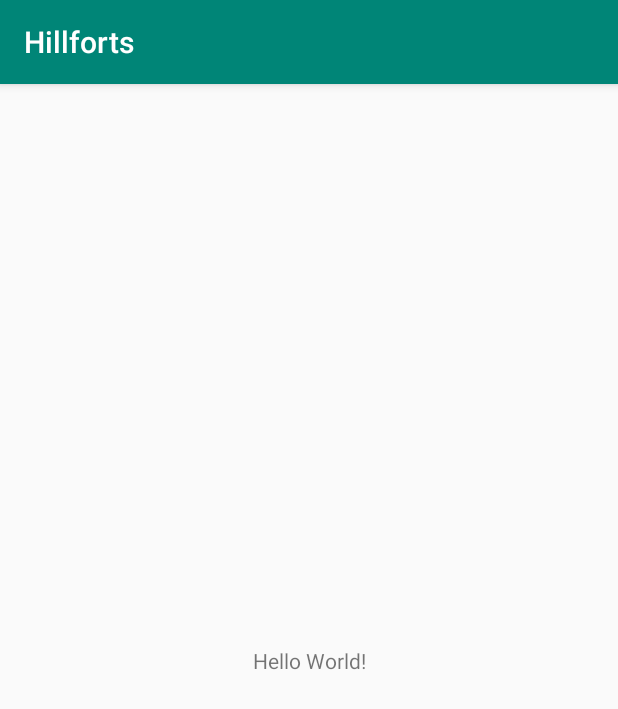
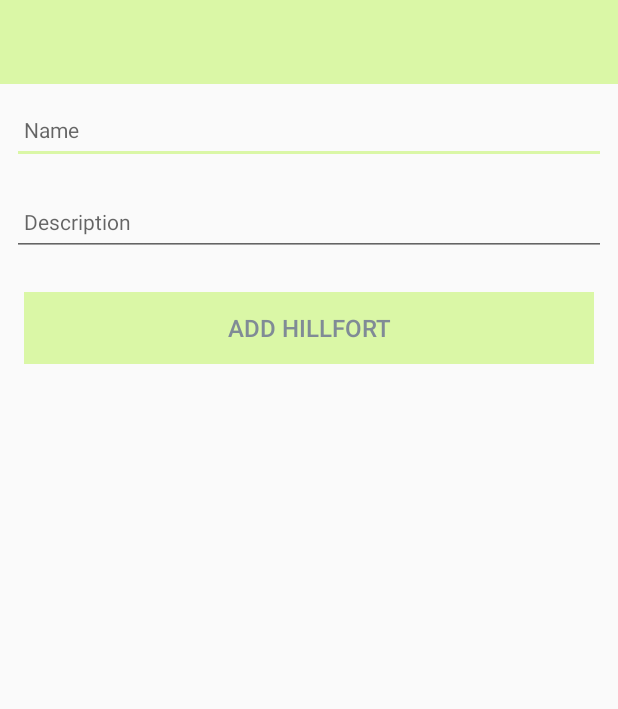
Before and after one commit to edyta-sleziak/Hillforts, an Android app: the screen it shows after launch (HillfortActivity), on a phone screen of 412 x 824 dp. Shown: the top 709 px of the screen. Run offline under Robolectric (Android 15) with nearby library versions, the phone set to English and light mode, and no system bars; 1 statement that could not run was skipped.

Commit message:
Adding new hillforts functionality (hillfortActivity) Added HillfortModel  (name, description) Updates in layout and values

```diff
--- a/app/build.gradle
+++ b/app/build.gradle
@@ -30,6 +30,7 @@ dependencies {
     implementation 'androidx.core:core-ktx:1.1.0'
     implementation 'androidx.constraintlayout:constraintlayout:1.1.3'
     implementation 'org.jetbrains.anko:anko-commons:0.10.8'
+    implementation 'com.google.android.material:material:1.0.0'
     testImplementation 'junit:junit:4.12'
     androidTestImplementation 'androidx.test.ext:junit:1.1.1'
     androidTestImplementation 'androidx.test.espresso:espresso-core:3.2.0'
--- a/app/src/main/AndroidManifest.xml
+++ b/app/src/main/AndroidManifest.xml
@@ -9,7 +9,7 @@
         android:roundIcon="@mipmap/ic_launcher_round"
         android:supportsRtl="true"
         android:theme="@style/AppTheme">
-        <activity android:name=".HillfortActivity">
+        <activity android:name=".activities.HillfortActivity">
             <intent-filter>
                 <action android:name="android.intent.action.MAIN" />
 
--- a/app/src/main/java/org/wit/hillforts/HillfortActivity.kt
+++ /dev/null
@@ -1,15 +0,0 @@
-package org.wit.hillforts
-
-import androidx.appcompat.app.AppCompatActivity
-import android.os.Bundle
-import org.jetbrains.anko.AnkoLogger
-import org.jetbrains.anko.info
-
-class HillfortActivity : AppCompatActivity(), AnkoLogger {
-
-  override fun onCreate(savedInstanceState: Bundle?) {
-    super.onCreate(savedInstanceState)
-    setContentView(R.layout.activity_hillfort)
-    info("Hillfort acrivity started")
-  }
-}
--- /dev/null
+++ b/app/src/main/java/org/wit/hillforts/activities/HillfortActivity.kt
@@ -0,0 +1,37 @@
+package org.wit.hillforts.activities
+
+import androidx.appcompat.app.AppCompatActivity
+import android.os.Bundle
+import kotlinx.android.synthetic.main.activity_hillfort.*
+import org.jetbrains.anko.AnkoLogger
+import org.jetbrains.anko.info
+import org.jetbrains.anko.toast
+import org.wit.hillforts.R
+import org.wit.hillforts.models.HillfortModel
+
+class HillfortActivity : AppCompatActivity(), AnkoLogger {
+
+  var hillfort = HillfortModel()
+  val hillforts = ArrayList<HillfortModel>()
+
+  override fun onCreate(savedInstanceState: Bundle?) {
+    super.onCreate(savedInstanceState)
+    setContentView(R.layout.activity_hillfort)
+    info("Hillfort acrivity started")
+
+    btnAdd.setOnClickListener() {
+      val hillfortName = HillfortName.text.toString()
+      val hillfortDescription = HillfortDescription.text.toString()
+      if (hillfortName.isNotEmpty()) {
+        info("Add Button Pressed: $hillfort")
+        hillfort.name = hillfortName
+        hillfort.description = hillfortDescription
+        hillforts.add(hillfort.copy())
+        info("$hillforts")
+      }
+      else {
+        toast ("Please enter all details")
+      }
+    }
+  }
+}
--- /dev/null
+++ b/app/src/main/java/org/wit/hillforts/models/HillfortModel.kt
@@ -0,0 +1,4 @@
+package org.wit.hillforts.models
+
+data class HillfortModel(var name: String = "",
+                         var description: String = "")
--- a/app/src/main/res/layout/activity_hillfort.xml
+++ b/app/src/main/res/layout/activity_hillfort.xml
@@ -4,15 +4,85 @@
     xmlns:tools="http://schemas.android.com/tools"
     android:layout_width="match_parent"
     android:layout_height="match_parent"
-    tools:context=".HillfortActivity">
+    tools:context=".activities.HillfortActivity">
 
-    <TextView
-        android:layout_width="wrap_content"
+    <RelativeLayout
+        android:layout_width="match_parent"
         android:layout_height="wrap_content"
-        android:text="Hello World!"
         app:layout_constraintBottom_toBottomOf="parent"
-        app:layout_constraintLeft_toLeftOf="parent"
-        app:layout_constraintRight_toRightOf="parent"
-        app:layout_constraintTop_toTopOf="parent" />
+        app:layout_constraintTop_toTopOf="parent">
+
+        <com.google.android.material.appbar.AppBarLayout
+            android:id="@+id/appBarLayout"
+            android:layout_width="match_parent"
+            android:layout_height="wrap_content"
+            android:background="@color/colorAccent"
+            android:fitsSystemWindows="true"
+            app:elevation="0dip"
+            app:theme="@style/ThemeOverlay.AppCompat.Dark.ActionBar">
+
+            <androidx.appcompat.widget.Toolbar
+                android:id="@+id/toolbarAdd"
+                android:layout_width="match_parent"
+                android:layout_height="wrap_content"
+                app:titleTextColor="@color/colorPrimaryDark" />
+        </com.google.android.material.appbar.AppBarLayout>
+
+        <ScrollView
+            android:layout_width="match_parent"
+            android:layout_height="match_parent"
+            android:layout_below="@id/appBarLayout"
+            android:fillViewport="true">
+
+            <LinearLayout
+                android:layout_width="match_parent"
+                android:layout_height="wrap_content"
+                android:orientation="vertical">
+
+                <EditText
+                    android:id="@+id/HillfortName"
+                    android:layout_width="match_parent"
+                    android:layout_height="45dp"
+                    android:layout_margin="8dp"
+                    android:autofillHints=""
+                    android:hint="@string/hint_hillfortName"
+                    android:inputType="text"
+                    android:maxLength="25"
+                    android:maxLines="1"
+                    android:padding="8dp"
+                    android:textColor="@color/colorPrimaryDark"
+                    android:textSize="14sp" />
+
+                <EditText
+                    android:id="@+id/HillfortDescription"
+                    android:layout_width="match_parent"
+                    android:layout_height="45dp"
+                    android:layout_margin="8dp"
+                    android:autofillHints=""
+                    android:hint="@string/hint_hillfortDescription"
+                    android:inputType="text"
+                    android:maxLength="25"
+                    android:maxLines="1"
+                    android:padding="8dp"
+                    android:textColor="@color/colorPrimaryDark"
+                    android:textSize="14sp" />
+
+                <Button
+                    android:id="@+id/btnAdd"
+                    android:layout_width="match_parent"
+                    android:layout_height="wrap_content"
+                    android:layout_margin="16dp"
+                    android:background="@color/colorAccent"
+                    android:paddingTop="8dp"
+                    android:paddingBottom="8dp"
+                    android:stateListAnimator="@null"
+                    android:text="@string/button_addHillfort"
+                    android:textColor="@color/colorPrimary"
+                    android:textSize="16sp" />
+
+            </LinearLayout>
+        </ScrollView>
+
+    </RelativeLayout>
 
 </androidx.constraintlayout.widget.ConstraintLayout>
--- a/app/src/main/res/values/colors.xml
+++ b/app/src/main/res/values/colors.xml
@@ -1,6 +1,6 @@
 <?xml version="1.0" encoding="utf-8"?>
 <resources>
-    <color name="colorPrimary">#008577</color>
-    <color name="colorPrimaryDark">#00574B</color>
-    <color name="colorAccent">#D81B60</color>
+    <color name="colorPrimary">#808B96</color>
+    <color name="colorPrimaryDark">#34495E</color>
+    <color name="colorAccent">#DAF7A6</color>
 </resources>
--- a/app/src/main/res/values/strings.xml
+++ b/app/src/main/res/values/strings.xml
@@ -1,3 +1,7 @@
 <resources>
     <string name="app_name">Hillforts</string>
+    <string name="button_addHillfort">Add hillfort</string>
+    <string name="hint_hillfortName">Name</string>
+    <string name="hint_hillfortDescription">Description</string>
+
 </resources>
--- a/app/src/main/res/values/styles.xml
+++ b/app/src/main/res/values/styles.xml
@@ -1,7 +1,7 @@
 <resources>
 
     <!-- Base application theme. -->
-    <style name="AppTheme" parent="Theme.AppCompat.Light.DarkActionBar">
+    <style name="AppTheme" parent="Theme.AppCompat.Light.NoActionBar">
         <!-- Customize your theme here. -->
         <item name="colorPrimary">@color/colorPrimary</item>
         <item name="colorPrimaryDark">@color/colorPrimaryDark</item>
```
